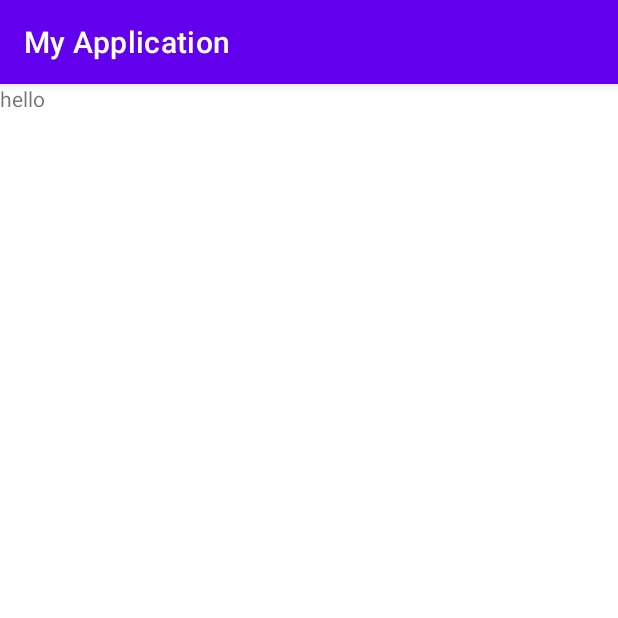
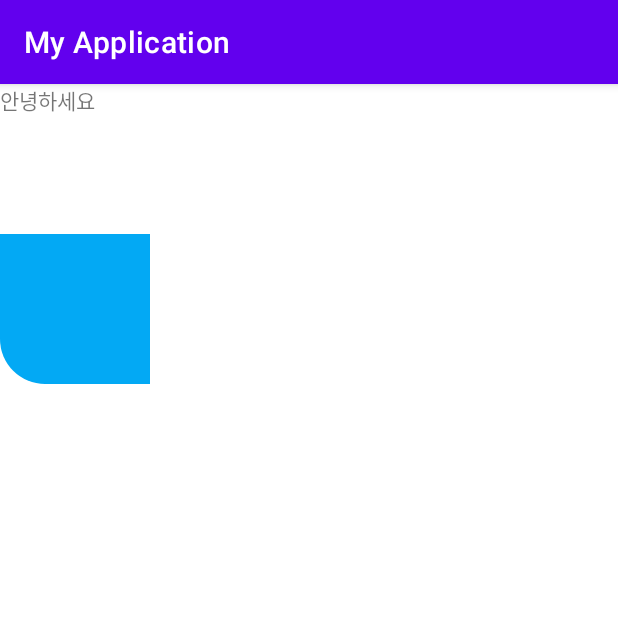
Before and after one commit to kimjiho1125/Android_Studio, an Android app: the screen it shows after launch (Listener), after a tap on "hello", on a phone screen of 412 x 824 dp, the top half of it. Run offline under Robolectric (Android 15) with nearby library versions, the phone set to English and light mode, and no system bars.

Commit message:
view를 조작하는 방법

```diff
--- a/app/src/main/java/com/example/myapplication/Listener.kt
+++ b/app/src/main/java/com/example/myapplication/Listener.kt
@@ -8,6 +8,9 @@ import android.widget.TextView
 import kotlinx.android.synthetic.main.activity_listener.*
 
 class Listener : AppCompatActivity() {
+
+    var number = 10
+
     override fun onCreate(savedInstanceState: Bundle?) {
         super.onCreate(savedInstanceState)
         setContentView(R.layout.activity_listener)
@@ -36,9 +39,20 @@ class Listener : AppCompatActivity() {
         val click = object : View.OnClickListener{
             override fun onClick(v: View?) {
                 Log.d("Click","Click!!")
+                hello.setText("안녕하세요")
+                image.setImageResource(R.drawable.radius)
+                number += 10
+                Log.d("number", ""+number)
             }
         }
         hello.setOnClickListener(click)
 
+
+        // 뷰를 조작하는 함수들
+        // 1> setText
+        // 2> setImageResource
+
+
+
     }
 }
--- a/app/src/main/res/layout/activity_listener.xml
+++ b/app/src/main/res/layout/activity_listener.xml
@@ -13,4 +13,10 @@
         android:layout_width="100dp"
         android:layout_height="100dp"/>
 
+    <ImageView
+        android:id="@+id/image"
+        android:layout_width="100dp"
+        android:layout_height="100dp"
+        android:src="@drawable/gradient"/>
+
 </LinearLayout>
```
